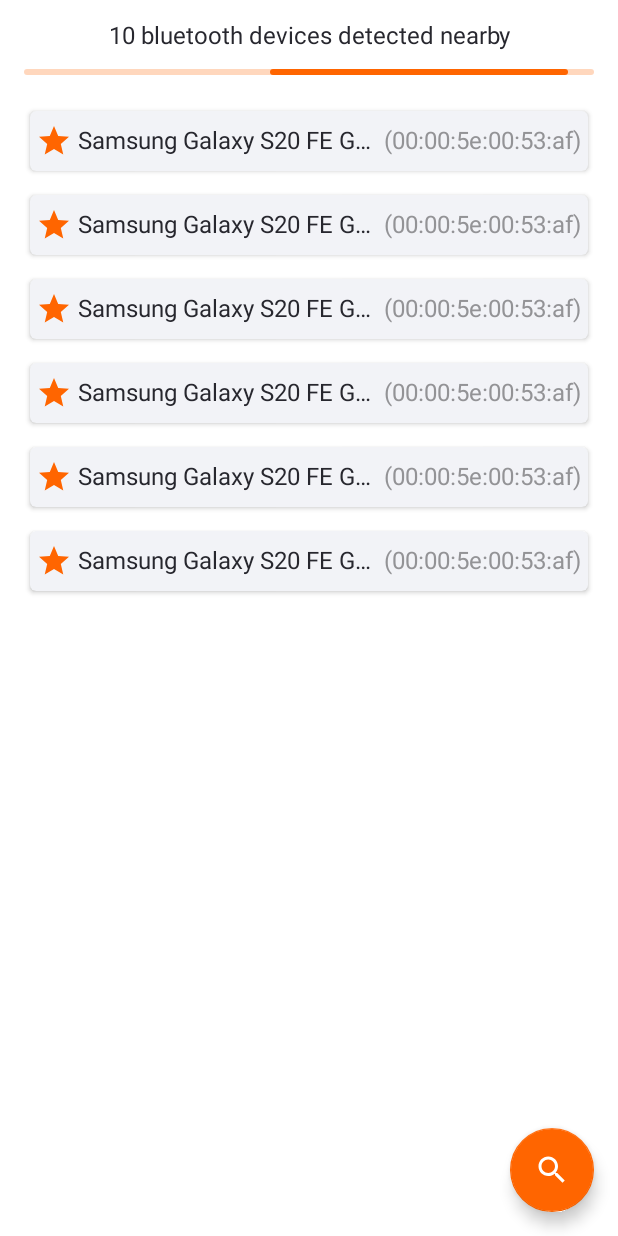
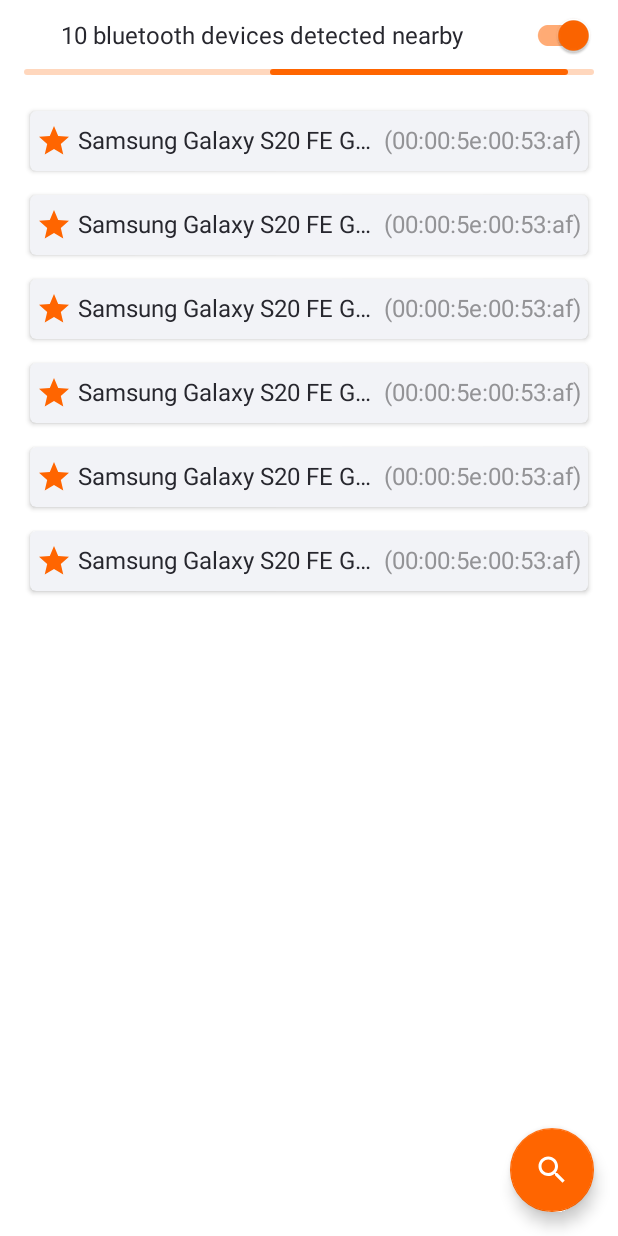
Before and after one commit to DmnCdn/Bluetooth-playground, an Android app: the layout fragment_main.xml on its own in the app's theme, with its tools: preview values and no code run, on a phone screen of 412 x 824 dp. Run offline under Robolectric (Android 15) with nearby library versions, the phone set to English and light mode, and no system bars.

```diff
--- a/app/src/main/java/com/example/bluetoothshowcase/model/view/BluetoothDeviceOnView.kt
+++ b/app/src/main/java/com/example/bluetoothshowcase/model/view/BluetoothDeviceOnView.kt
@@ -5,6 +5,7 @@ data class BluetoothDeviceOnView(
     val address: String,
 ) {
     var bonded: Boolean = false
+    var expanded: Boolean = false
 
     override fun toString(): String {
         return "(name=$name, address=$address, bonded=$bonded)"
--- a/app/src/main/java/com/example/bluetoothshowcase/presentation/main/DeviceListAdapter.kt
+++ b/app/src/main/java/com/example/bluetoothshowcase/presentation/main/DeviceListAdapter.kt
@@ -19,7 +19,7 @@ private const val TAG = "DeviceListAdapter"
 
 interface ClickActionInterface {
     fun connectButtonClicked(device: BluetoothDeviceOnView)
-    fun itemViewClicked(itemViewBinding: DeviceListItemViewBinding, position: Int)
+    fun itemViewClicked(deviceOnView: BluetoothDeviceOnView, position: Int)
 }
 
 class DeviceListAdapter (
@@ -64,11 +64,13 @@ class DeviceViewHolder(
         deviceAddressTextView.text = device.address
         deviceNameTextView.text = device.name
 
+        searchButton.isVisible = device.expanded
+
         searchButton.setOnClickListener {
             onClickAction.connectButtonClicked(device)
         }
         itemView.setOnClickListener {
-            onClickAction.itemViewClicked(binding, adapterPosition)
+            onClickAction.itemViewClicked(device, adapterPosition)
         }
     }
 }
--- a/app/src/main/java/com/example/bluetoothshowcase/utils/MyBroadcastReceiver.kt
+++ b/app/src/main/java/com/example/bluetoothshowcase/utils/MyBroadcastReceiver.kt
@@ -15,6 +15,7 @@ interface BroadcastActionCallback {
     fun bluetoothBondStateChanged(device: BluetoothDevice?)
     fun startedBluetoothDiscovery()
     fun finishedBluetoothDiscovery()
+    fun bluetoothScanModeChanged(state: Int)
     fun bluetoothStateChanged(state: Int)
 }
 
@@ -44,6 +45,10 @@ class MyBroadcastReceiver(
                 BluetoothAdapter.ACTION_DISCOVERY_FINISHED -> finishedBluetoothDiscovery()
                 // started discovering devices
                 BluetoothAdapter.ACTION_DISCOVERY_STARTED -> startedBluetoothDiscovery()
+                // scan state changed (is connectable/discoverable/none)
+                BluetoothAdapter.ACTION_SCAN_MODE_CHANGED -> bluetoothScanModeChanged(
+                    intent.getIntExtra(BluetoothAdapter.EXTRA_SCAN_MODE, BluetoothAdapter.ERROR)
+                )
                 // toggled bluetooth
                 BluetoothAdapter.ACTION_STATE_CHANGED -> {
                     val state = intent.getIntExtra(
--- /dev/null
+++ b/app/src/main/res/color/button_bg.xml
@@ -0,0 +1,5 @@
+<?xml version="1.0" encoding="utf-8"?>
+<selector xmlns:android="http://schemas.android.com/apk/res/android">
+    <item android:color="@color/inactive_link" android:state_enabled="false"/>
+    <item android:color="@color/primary_color" android:state_enabled="true"/>
+</selector>
--- a/app/src/main/res/layout/fragment_main.xml
+++ b/app/src/main/res/layout/fragment_main.xml
@@ -9,29 +9,46 @@
 
     <TextView
         android:id="@+id/infoTextView"
-        android:layout_width="match_parent"
+        android:layout_width="0dp"
         android:layout_height="wrap_content"
+        app:layout_constraintStart_toStartOf="parent"
+        app:layout_constraintEnd_toStartOf="@id/discoverabilitySwitch"
         app:layout_constraintTop_toTopOf="parent"
         android:paddingVertical="12dp"
         android:gravity="start|center"
         android:textSize="16sp"
         android:textAlignment="center"
+        android:singleLine="true"
         tools:text="10 bluetooth devices detected nearby"
         android:text="Search for nearby bluetooth devices."
+        android:ellipsize="end"
         android:textColor="@color/typo"
         android:layout_marginHorizontal="16dp"/>
+
+    <com.google.android.material.switchmaterial.SwitchMaterial
+        android:id="@+id/discoverabilitySwitch"
+        style="@style/Widget.App.CompoundButton.Switch"
+        android:theme="@style/ThemeOverlay.App.CompoundButton.Switch"
+        tools:checked="true"
+        android:layout_width="wrap_content"
+        android:layout_height="wrap_content"
+        app:layout_constraintTop_toTopOf="@id/infoTextView"
+        app:layout_constraintBottom_toBottomOf="@id/infoTextView"
+        app:layout_constraintEnd_toEndOf="parent"
+        android:layout_marginEnd="16dp"/>
 
     <com.google.android.material.progressindicator.LinearProgressIndicator
         android:id="@+id/loadingView"
         style="@style/Widget.App.LinearProgressIndicator"
+        android:layout_width="0dp"
+        android:layout_height="wrap_content"
+        app:layout_constraintStart_toStartOf="@id/infoTextView"
+        app:layout_constraintEnd_toEndOf="@id/discoverabilitySwitch"
+        app:layout_constraintTop_toBottomOf="@id/infoTextView"
         android:indeterminate="true"
         app:indicatorColor="@color/primary_color"
-        app:layout_constraintTop_toBottomOf="@id/infoTextView"
-        android:layout_width="match_parent"
-        android:layout_height="wrap_content"
         tools:visibility="visible"
-        android:visibility="invisible"
-        android:layout_marginHorizontal="16dp"/>
+        android:visibility="invisible"/>
 
     <androidx.recyclerview.widget.RecyclerView
         android:id="@+id/deviceRecyclerView"
@@ -48,8 +65,8 @@
 
     <com.google.android.material.floatingactionbutton.FloatingActionButton
         android:id="@+id/searchButton"
-        android:theme="@style/ThemeOverlay.App.FloatingActionButton"
         style="@style/Widget.App.FloatingActionButton"
+        tools:enabled="true"
         android:layout_width="wrap_content"
         android:layout_height="wrap_content"
         app:layout_constraintBottom_toBottomOf="parent"
--- a/app/src/main/res/values/themes.xml
+++ b/app/src/main/res/values/themes.xml
@@ -18,6 +18,8 @@
         <!-- Customize your theme here. -->
     </style>
 
+<!--  progress  -->
+
     <style name="Widget.App.LinearProgressIndicator" parent="Widget.MaterialComponents.LinearProgressIndicator">
         <item name="indicatorColor">@color/inactive_link</item>
         <item name="android:trackTint">@color/primary_color</item>
@@ -25,8 +27,21 @@
         <item name="trackCornerRadius">4dp</item>
     </style>
 
+<!--  switch  -->
+
+    <style name="Widget.App.CompoundButton.Switch" parent="">
+        <item name="useMaterialThemeColors">true</item>
+    </style>
+
+    <style name="ThemeOverlay.App.CompoundButton.Switch" parent="Theme.MaterialComponents.Light">
+        <item name="colorSecondary">@color/primary_color</item>
+    </style>
+
+<!--  FAB  -->
+
     <style name="Widget.App.FloatingActionButton" parent="Widget.MaterialComponents.FloatingActionButton">
-        <item name="iconTint">@color/button_text</item>
+        <item name="backgroundTint">@color/button_bg</item>
+        <item name="tint">@color/button_text</item>
     </style>
 
     <style name="ThemeOverlay.App.FloatingActionButton" parent="">
```
Also changed, not shown: app/src/main/java/com/example/bluetoothshowcase/presentation/main/MainFragment.kt (+95 -32 lines), app/src/main/java/com/example/bluetoothshowcase/service/BluetoothConnectionService.kt (+22 -6 lines), app/src/main/java/com/example/bluetoothshowcase/service/XDService.kt (deleted, +0 -318 lines).
